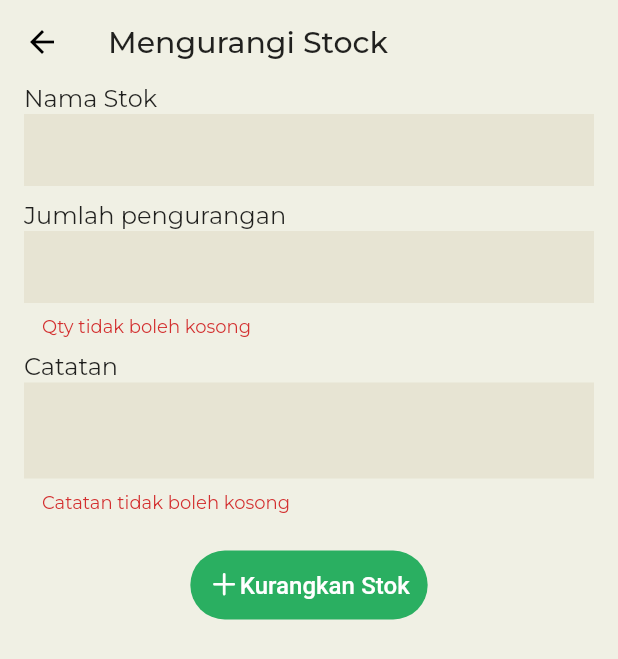
After one commit to muchlist/risa2, a Flutter app: the DecrementStockScreen screen opened by its route, after a tap on an icon or button, on a phone screen of 412 x 824 dp. The commit adds this screen. Shown: the top 659 px of the screen. Run offline on Flutter 3.47's test engine with Material 2 defaults, Android fonts, the light colour scheme and no system bars; our stand-ins replace another_flushbar, cached_network_image, carousel_slider, dio, flutter_image_compress, flutter_speed_dial and 6 more; accounts and stored records are empty; project files that could hold a hidden picture were left out.

Commit message:
increment and decrement stock

```diff
--- a/lib/src/api/services/stock_service.dart
+++ b/lib/src/api/services/stock_service.dart
@@ -65,8 +65,9 @@ class StockService {
         .executeGet<StockListResponse>(StockListParser());
   }
 
-  Future<StockDetailResponse> changeStock(StockChangeRequest payload) {
-    return RequestREST(endpoint: "/stock-change", data: payload.toJson())
+  Future<StockDetailResponse> changeStock(
+      String id, StockChangeRequest payload) {
+    return RequestREST(endpoint: "/stock-change/$id", data: payload.toJson())
         .executePost<StockDetailResponse>(StockParser());
   }
 
--- a/lib/src/router/routes.dart
+++ b/lib/src/router/routes.dart
@@ -10,7 +10,9 @@ import '../screens/home/home_screen.dart';
 import '../screens/landing/landing.dart';
 import '../screens/login/login_screen.dart';
 import '../screens/stock/add_stock_screen.dart';
+import '../screens/stock/decrement_stock_screen.dart';
 import '../screens/stock/edit_stock_screen.dart';
+import '../screens/stock/increment_stock_screen.dart';
 import '../screens/stock/stock_detail_screen.dart';
 import '../screens/stock/stock_screen.dart';
 
@@ -27,6 +29,8 @@ class RouteGenerator {
   static const String stockDetail = '/stock-detail';
   static const String stockAdd = '/stock-add';
   static const String stockEdit = '/stock-edit';
+  static const String stockIncrement = '/stock-increment';
+  static const String stockDecrement = '/stock-decrement';
 
   RouteGenerator._();
 
@@ -65,6 +69,12 @@ class RouteGenerator {
       case stockEdit:
         return PageTransition(
             child: EditStockScreen(), type: PageTransitionType.fade);
+      case stockIncrement:
+        return PageTransition(
+            child: IncrementStockScreen(), type: PageTransitionType.fade);
+      case stockDecrement:
+        return PageTransition(
+            child: DecrementStockScreen(), type: PageTransitionType.fade);
       default:
         return MaterialPageRoute(builder: (_) => LoginScreen());
     }
--- /dev/null
+++ b/lib/src/screens/stock/decrement_stock_screen.dart
@@ -0,0 +1,178 @@
+import 'package:flutter/cupertino.dart';
+import 'package:flutter/material.dart';
+import 'package:provider/provider.dart';
+import '../../api/json_models/request/stock_change_req.dart';
+import '../../config/pallatte.dart';
+import '../../providers/stock.dart';
+import '../../shared/flushbar.dart';
+import '../../shared/home_like_button.dart';
+import '../../shared/ui_helpers.dart';
+import '../../utils/enums.dart';
+
+class DecrementStockScreen extends StatelessWidget {
+  @override
+  Widget build(BuildContext context) {
+    return Scaffold(
+      appBar: AppBar(
+        elevation: 0,
+        title: const Text("Mengurangi Stock"),
+      ),
+      body: DecrementStockBody(),
+    );
+  }
+}
+
+class DecrementStockBody extends StatefulWidget {
+  @override
+  _DecrementStockBodyState createState() => _DecrementStockBodyState();
+}
+
+class _DecrementStockBodyState extends State<DecrementStockBody> {
+  final _key = GlobalKey<FormState>();
+
+  final qtyController = TextEditingController();
+  final noteController = TextEditingController();
+
+  void _decrementStock() {
+    if (_key.currentState?.validate() ?? false) {
+      final timeNow = DateTime.now().millisecondsSinceEpoch;
+      // Payload
+      final payload = StockChangeRequest(
+          baNumber: timeNow.toString(),
+          note: noteController.text,
+          qty: -int.parse(qtyController.text),
+          time: 0);
+
+      // Call Provider
+      Future.delayed(
+          Duration.zero,
+          () =>
+              context.read<StockProvider>().changeStock(payload).then((value) {
+                if (value) {
+                  Navigator.of(context).pop();
+                  showToastSuccess(
+                      context: context, message: "Berhasil mengurangi stok");
+                }
+              }).onError((error, _) {
+                if (error != null) {
+                  showToastError(
+                      context: context, message: error.toString(), onTop: true);
+                }
+              }));
+    }
+  }
+
+  @override
+  void dispose() {
+    noteController.dispose();
+    qtyController.dispose();
+
+    super.dispose();
+  }
+
+  @override
+  Widget build(BuildContext context) {
+    return SingleChildScrollView(
+      child: Padding(
+          padding: const EdgeInsets.symmetric(horizontal: 16),
+          // Consumer ------------------------------------------------------
+          child: Form(
+            key: _key,
+            child: Column(
+              crossAxisAlignment: CrossAxisAlignment.start,
+              children: [
+                // * Judul text ------------------------
+                const Text(
+                  "Nama Stok",
+                  style: TextStyle(fontSize: 16),
+                ),
+
+                TextFormField(
+                  enabled: false,
+                  minLines: 1,
+                  maxLines: 1,
+                  decoration: const InputDecoration(
+                      filled: true,
+                      fillColor: Pallete.secondaryBackground,
+                      enabledBorder: InputBorder.none,
+                      border: InputBorder.none),
+                  initialValue: context.read<StockProvider>().stockDetail.name,
+                ),
+
+                verticalSpaceSmall,
+
+                // * Qty text ------------------------
+                const Text(
+                  "Jumlah pengurangan",
+                  style: TextStyle(fontSize: 16),
+                ),
+
+                TextFormField(
+                  textInputAction: TextInputAction.next,
+                  keyboardType: TextInputType.numberWithOptions(
+                      decimal: false, signed: false),
+                  minLines: 1,
+                  maxLines: 1,
+                  decoration: const InputDecoration(
+                      filled: true,
+                      fillColor: Pallete.secondaryBackground,
+                      enabledBorder: InputBorder.none,
+                      border: InputBorder.none),
+                  controller: qtyController,
+                  validator: (text) {
+                    if (text == null || text.isEmpty) {
+                      return "Qty tidak boleh kosong";
+                    } else if (int.tryParse(text) != null &&
+                        int.parse(text) >= 0) {
+                      return null;
+                    }
+                    return "Qty harus berupa bilangan bulat positif";
+                  },
+                ),
+
+                verticalSpaceSmall,
+
+                // * Note text ------------------------
+                const Text(
+                  "Catatan",
+                  style: TextStyle(fontSize: 16),
+                ),
+
+                TextFormField(
+                  textInputAction: TextInputAction.newline,
+                  minLines: 2,
+                  maxLines: 3,
+                  decoration: const InputDecoration(
+                      filled: true,
+                      fillColor: Pallete.secondaryBackground,
+                      enabledBorder: InputBorder.none,
+                      border: InputBorder.none),
+                  controller: noteController,
+                  validator: (text) {
+                    if (text == null || text.isEmpty) {
+                      return "Catatan tidak boleh kosong";
+                    }
+                    return null;
+                  },
+                ),
+
+                verticalSpaceMedium,
+
+                Consumer<StockProvider>(builder: (_, data, __) {
+                  return (data.stockChangeState == ViewState.busy)
+                      ? Center(child: const CircularProgressIndicator())
+                      : Center(
+                          child: HomeLikeButton(
+                              iconData: CupertinoIcons.add,
+                              text: "Kurangkan Stok",
+                              tapTap: _decrementStock),
+                        );
+                }),
+
+                verticalSpaceMedium,
+              ],
+            ),
+          )),
+    );
+  }
+}
--- a/lib/src/screens/stock/stock_detail_fragment.dart
+++ b/lib/src/screens/stock/stock_detail_fragment.dart
@@ -81,7 +81,7 @@ class _StockDetailFragmentState extends State<StockDetailFragment> {
                       const Text("Update"),
                       const Text("   :   "),
                       Text(
-                        DateTransform().unixToDateString(detail.updatedAt),
+                        detail.updatedAt.getDateString(),
                         softWrap: true,
                         maxLines: 2,
                         overflow: TextOverflow.clip,
--- a/lib/src/screens/stock/stock_use_fragment.dart
+++ b/lib/src/screens/stock/stock_use_fragment.dart
@@ -33,7 +33,7 @@ class StockUseRecyclerView extends StatelessWidget {
                     crossAxisAlignment: CrossAxisAlignment.end,
                     mainAxisAlignment: MainAxisAlignment.center,
                     children: [
-                      Text(DateTransform().unixToDateString(stockUseData.time),
+                      Text(stockUseData.time.getDateString(),
                           style: TextStyle(fontSize: 12, color: Colors.grey)),
                       Text(stockUseData.author.toLowerCase().split(" ")[0],
                           style: TextStyle(fontSize: 12, color: Colors.grey))
--- a/lib/src/shared/check_item_widget.dart
+++ b/lib/src/shared/check_item_widget.dart
@@ -16,7 +16,7 @@ class CheckListTile extends StatelessWidget {
           ? Icon(CupertinoIcons.check_mark_circled)
           : Icon(CupertinoIcons.timer_fill),
       title: Text(data.createdBy),
-      subtitle: Text(DateTransform().unixToDateString(data.updatedAt)),
+      subtitle: Text(data.updatedAt.getDateString()),
       trailing: Text("Shift ${data.shift}"),
     ));
   }
--- a/lib/src/shared/history_item_widget.dart
+++ b/lib/src/shared/history_item_widget.dart
@@ -68,7 +68,7 @@ class HistoryListTile extends StatelessWidget {
                   ),
                 ),
                 horizontalSpaceSmall,
-                Text(DateTransform().unixToDateString(history.dateStart)),
+                Text(history.dateStart.getDateString()),
                 Spacer(),
                 Text(history.updatedBy.toLowerCase().split(" ")[0])
               ],
--- a/lib/src/shared/stock_item_widget.dart
+++ b/lib/src/shared/stock_item_widget.dart
@@ -1,5 +1,6 @@
 import 'package:flutter/cupertino.dart';
 import 'package:flutter/material.dart';
+import 'package:risa2/src/utils/string_modifier.dart';
 import '../api/json_models/response/stock_list_resp.dart';
 import '../config/constant.dart';
 import 'cached_image_circle.dart';
@@ -14,7 +15,8 @@ class StockListTile extends StatelessWidget {
     return Card(
         child: ListTile(
             leading: (data.image.isNotEmpty)
-                ? CachedImageCircle(urlPath: "${Constant.baseUrl}${data.image}")
+                ? CachedImageCircle(
+                    urlPath: "${Constant.baseUrl}${data.image.thumbnailMod()}")
                 : null,
             title: Text(data.name),
             subtitle: Row(
--- a/lib/src/utils/image_compress.dart
+++ b/lib/src/utils/image_compress.dart
@@ -12,6 +12,7 @@ Future<File> compressFile(File file) async {
     file.absolute.path,
     tempTargetPath,
     quality: 70,
+    minWidth: 960,
     // rotate: 180,
   );
   if (result == null) {
```
Also changed, not shown: lib/src/providers/stock.dart (+39 -2 lines), lib/src/screens/check/check_detail_screen.dart (+6 -6 lines), lib/src/screens/stock/increment_stock_screen.dart (added, +178 -0 lines), lib/src/screens/stock/stock_detail_screen.dart (+34 -2 lines), lib/src/shared/cached_image_circle.dart (+10 -2 lines), lib/src/shared/cached_image_square.dart (+6 -2 lines), lib/src/utils/date_unix.dart (+3 -5 lines), lib/src/utils/string_modifier.dart (added, +13 -0 lines).
